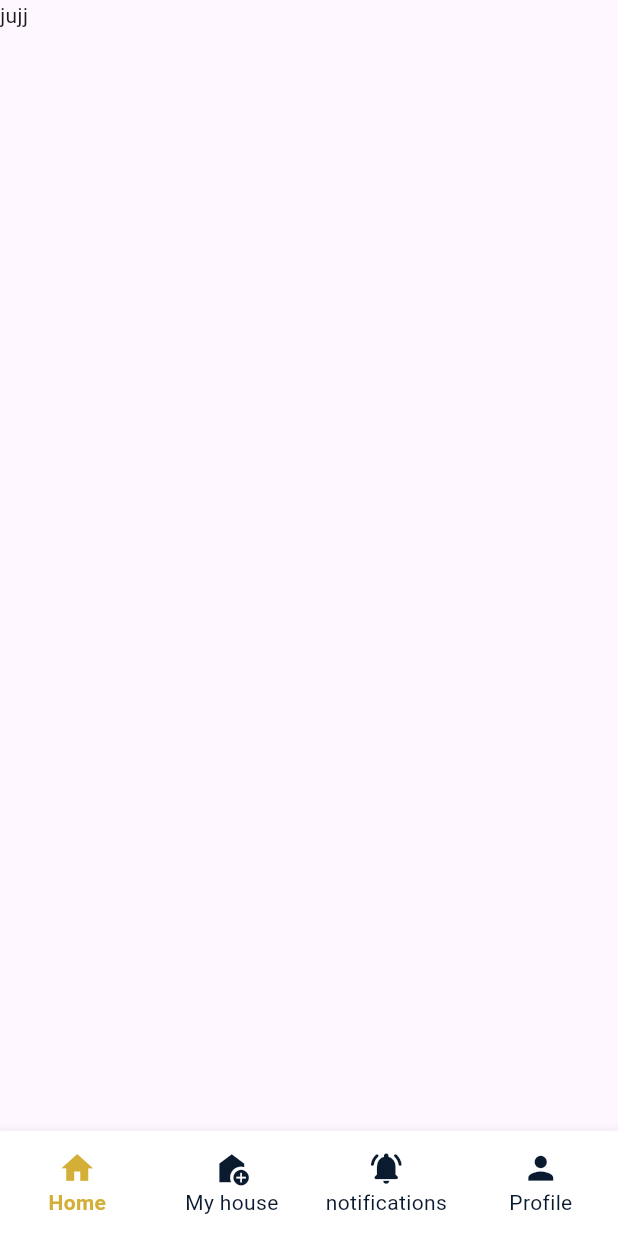
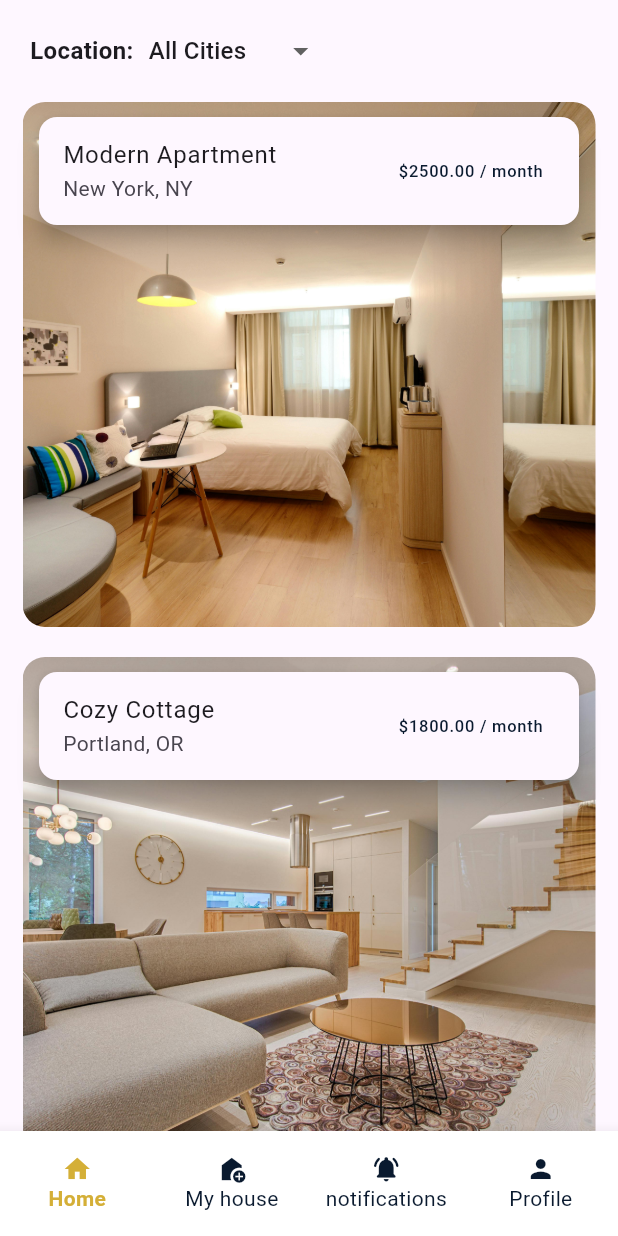
Before and after one commit to benyaminjoelle/rentora, a Flutter app: the RootView screen opened by its route, on a phone screen of 412 x 824 dp. Run offline on Flutter 3.47's test engine with Material 3 defaults, Android fonts, the phone set to English and light mode, and no system bars; our stand-ins replace animated_splash_screen, file_picker, get.

Commit message:
Restore home and root logic

```diff
--- a/lib/core/network/api_exceptions.dart
+++ b/lib/core/network/api_exceptions.dart
@@ -0,0 +1,11 @@
+class ApiException implements Exception {
+  final String message;
+  final int? statusCode;
+
+  ApiException(this.message, {this.statusCode});
+
+  @override
+  String toString() {
+    return message;
+  }
+}
--- a/lib/core/network/api_service.dart
+++ b/lib/core/network/api_service.dart
@@ -0,0 +1,8 @@
+class ApiService {
+  // Later you will put:
+  // GET, POST, PUT, DELETE methods here
+
+  Future<void> init() async {
+    // For future backend setup
+  }
+}
--- /dev/null
+++ b/lib/features/home/controller/home_controller.dart
@@ -0,0 +1,30 @@
+import 'package:get/get.dart';
+
+class HomeController extends GetxController {
+  final selectedCity = "All".obs;
+
+  void changeCity(String value) {
+    selectedCity.value = value;
+  }
+
+  final houses = [
+    {
+      'title': 'Modern Apartment',
+      'location': 'New York, NY',
+      'imageUrl': 'assets/apartement1.jpg',
+      'price': 2500.0,
+    },
+    {
+      'title': 'Cozy Cottage',
+      'location': 'Portland, OR',
+      'imageUrl': 'assets/apartement2.jpg',
+      'price': 1800.0,
+    },
+    {
+      'title': 'Luxury Villa',
+      'location': 'Los Angeles, CA',
+      'imageUrl': 'assets/apartement1.jpg',
+      'price': 5000.0,
+    },
+  ];
+}
--- a/lib/features/home/view/home_view.dart
+++ b/lib/features/home/view/home_view.dart
@@ -1,10 +1,68 @@
 import 'package:flutter/material.dart';
+import 'package:get/get.dart';
+import 'package:rentora/features/home/controller/home_controller.dart';
+import 'package:rentora/features/home/widgets/house_card.dart';
 
 class HomeView extends StatelessWidget {
   const HomeView({super.key});
 
   @override
   Widget build(BuildContext context) {
-    return const Scaffold(body: SafeArea(child: Text('jujj'),),);
+    final controller = Get.find<HomeController>();
+
+    return Scaffold(
+      body: SafeArea(
+        child: Column(
+          children: [
+            Container(
+              padding: EdgeInsets.symmetric(horizontal: 20, vertical: 10),
+              child: Row(
+                children: [
+                  Text(
+                    "Location:",
+                    style: TextStyle(
+                        fontWeight: FontWeight.bold, fontSize: 16),
+                  ),
+                  SizedBox(width: 10),
+                  Obx(
+                    () => DropdownButton<String>(
+                      value: controller.selectedCity.value,
+                      items: const [
+                        DropdownMenuItem(
+                            value: "All", child: Text("All Cities")),
+                        DropdownMenuItem(
+                            value: "NY", child: Text("New York")),
+                        DropdownMenuItem(
+                            value: "LA", child: Text("Los Angeles")),
+                      ],
+                      onChanged: (value) {
+                        if (value != null) {
+                          controller.changeCity(value);
+                        }
+                      },
+                      underline: SizedBox(), // removes border
+                    ),
+                  ),
+                ],
+              ),
+            ),
+            Expanded(
+              child: ListView.builder(
+                itemCount: controller.houses.length,
+                itemBuilder: (context, index) {
+                  final house = controller.houses[index];
+                  return HouseCard(
+                    title: house['title'] as String,
+                    location: house['location'] as String,
+                    imageUrl: house['imageUrl'] as String,
+                    price: house['price'] as double,
+                  );
+                },
+              ),
+            ),
+          ],
+        ),
+      ),
+    );
   }
 }
--- a/lib/features/root/bindings/root_bindings.dart
+++ b/lib/features/root/bindings/root_bindings.dart
@@ -1,9 +1,11 @@
 import 'package:get/get.dart';
+import 'package:rentora/features/home/controller/home_controller.dart';
 import 'package:rentora/features/root/controller/root_controller.dart';
 
 class RootBindings extends Bindings{
   @override
   void dependencies() {
-     Get.lazyPut<RootController>(() => RootController());
+    Get.lazyPut<HomeController>(()=>HomeController());
+     Get.put<RootController>(RootController());
   }
 }
--- a/lib/features/root/view/root_view.dart
+++ b/lib/features/root/view/root_view.dart
@@ -38,10 +38,10 @@ class RootView extends StatelessWidget {
               showUnselectedLabels: true,
 
               items: const [
-                BottomNavigationBarItem(icon: Icon(Icons.home,size: 25,), label: 'Home'),
-                BottomNavigationBarItem(icon: Icon(Icons.add_home,size: 25,), label: 'My house'),
-                BottomNavigationBarItem(icon: Icon(Icons.notifications_active_rounded,size: 25,), label: 'notifications'),
-                BottomNavigationBarItem(icon: Icon(Icons.person,size: 25,), label: 'Profile'),
+                BottomNavigationBarItem(icon: Icon(Icons.home,size: 20,), label: 'Home'),
+                BottomNavigationBarItem(icon: Icon(Icons.add_home,size: 20,), label: 'My house'),
+                BottomNavigationBarItem(icon: Icon(Icons.notifications_active_rounded,size: 20,), label: 'notifications'),
+                BottomNavigationBarItem(icon: Icon(Icons.person,size: 20,), label: 'Profile'),
               ],
             ),
           ),
```
Also changed, not shown: lib/core/routes/app_pages.dart (+1 -6 lines).
